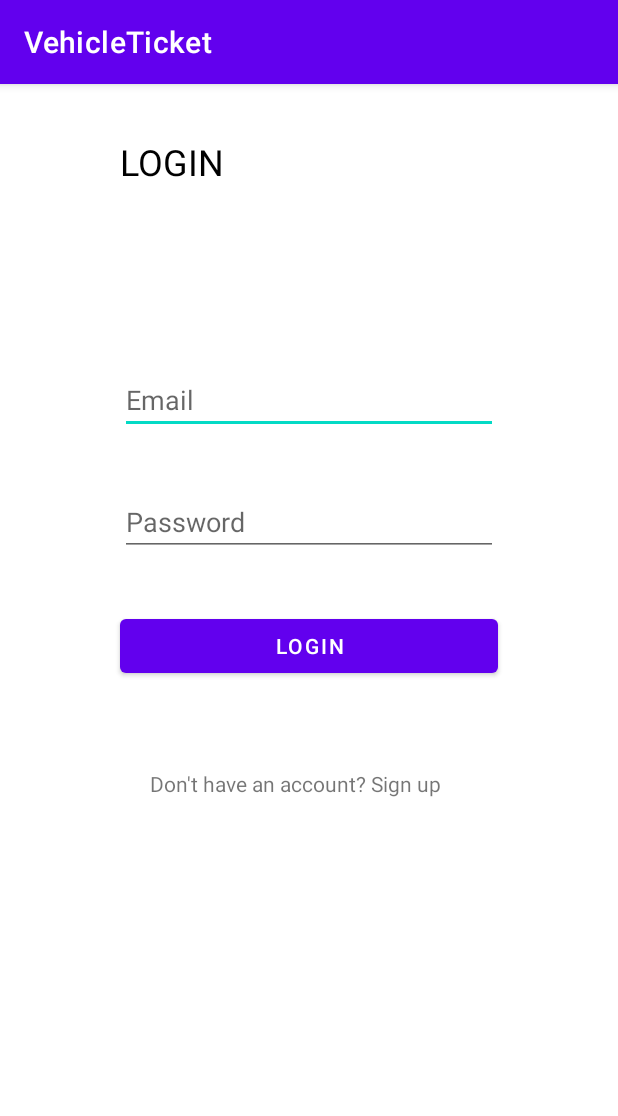
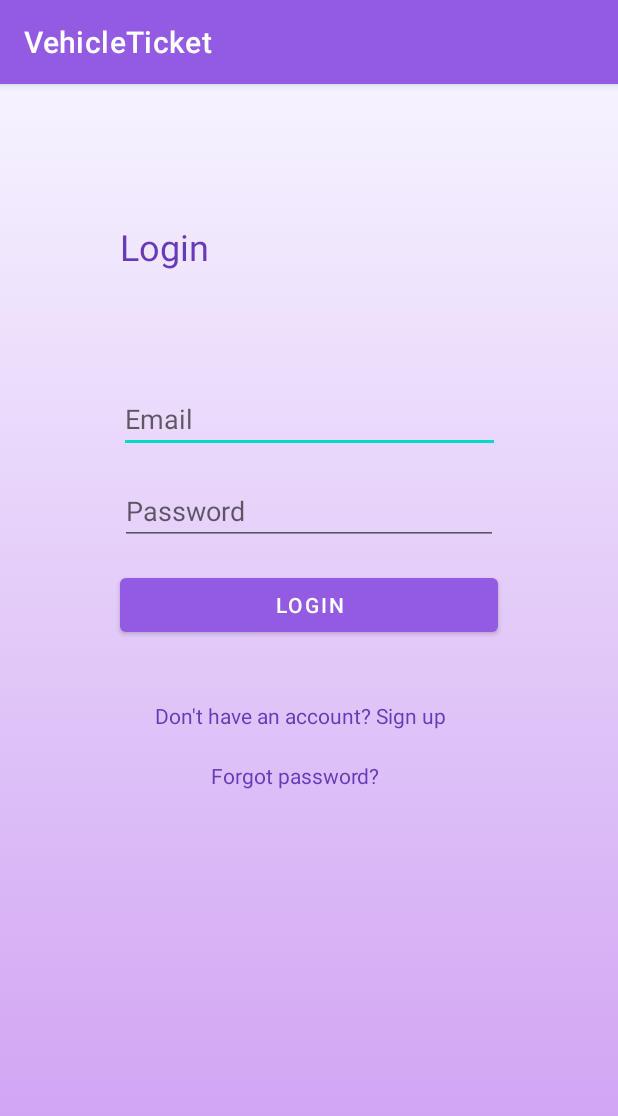
Before and after one commit to samin-taheri/Vehicle-Ticket-Application, an Android app: the LoginActivity screen opened directly, with no data from a screen before it, on a phone screen of 412 x 824 dp. Shown: the top 1116 px of the screen. Run offline under Robolectric (Android 15) with nearby library versions, the phone set to English and light mode, and no system bars; our stand-ins replace Firebase (no records; nobody signed in at launch, a user with empty details on screens opened directly).

Commit message:
login and signup

```diff
--- a/VehicleTicket/app/src/main/AndroidManifest.xml
+++ b/VehicleTicket/app/src/main/AndroidManifest.xml
@@ -9,6 +9,7 @@
         android:roundIcon="@mipmap/ic_launcher_round"
         android:supportsRtl="true"
         android:theme="@style/Theme.VehicleTicket">
+        <activity android:name=".ResetPasswordActivity"></activity>
         <activity android:name=".RegisterActivity">
             <intent-filter>
                 <action android:name="android.intent.action.MAIN" />
@@ -17,9 +18,7 @@
             </intent-filter>
         </activity>
         <activity android:name=".LoginActivity" />
-        <activity android:name=".MainActivity">
-
-        </activity>
+        <activity android:name=".MainActivity"></activity>
     </application>
 
 </manifest>
--- a/VehicleTicket/app/src/main/java/com/example/vehicleticket/LoginActivity.java
+++ b/VehicleTicket/app/src/main/java/com/example/vehicleticket/LoginActivity.java
@@ -37,6 +37,10 @@ public class LoginActivity extends AppCompatActivity {
         Intent intent = new Intent(this,RegisterActivity.class);
         startActivity(intent);
     }
+    public void navigateResetPassword(View view){
+        Intent intent = new Intent(this, ResetPasswordActivity.class);
+        startActivity(intent);
+    }
 
     public void login(View view){
         EditText editTextEmail = (EditText) findViewById(R.id.login_editTextEmail);
--- a/VehicleTicket/app/src/main/java/com/example/vehicleticket/RegisterActivity.java
+++ b/VehicleTicket/app/src/main/java/com/example/vehicleticket/RegisterActivity.java
@@ -45,12 +45,14 @@ public class RegisterActivity extends AppCompatActivity {
         if (!password.equals(confirmPassword)){
             Toast.makeText(RegisterActivity.this, "Passwords don't match.", Toast.LENGTH_SHORT).show();
         }else{
+            Intent mainIntent = new Intent(this, MainActivity.class);
             mAuth.createUserWithEmailAndPassword(email,password).addOnCompleteListener(this, new OnCompleteListener<AuthResult>() {
                 @Override
                 public void onComplete(@NonNull Task<AuthResult> task) {
                     if (task.isSuccessful()){
                         FirebaseUser user = mAuth.getCurrentUser();
-                        System.out.println(user.getEmail());
+                       // System.out.println(user.getEmail());
+                        startActivity(mainIntent);
                     }else{
                         Toast.makeText(RegisterActivity.this, task.getException().getMessage(), Toast.LENGTH_SHORT).show();
                     }
--- /dev/null
+++ b/VehicleTicket/app/src/main/res/drawable/gradient_background.xml
@@ -0,0 +1,13 @@
+<?xml version="1.0" encoding="utf-8"?>
+<selector xmlns:android="http://schemas.android.com/apk/res/android">
+
+    <item>
+        <shape>
+            <gradient android:angle="90"
+                android:startColor="#cd9cf2"
+                android:endColor="#f6f3ff"
+                android:type="linear"/>
+        </shape>
+    </item>
+
+</selector>
--- a/VehicleTicket/app/src/main/res/layout/activity_login.xml
+++ b/VehicleTicket/app/src/main/res/layout/activity_login.xml
@@ -4,23 +4,25 @@
     xmlns:tools="http://schemas.android.com/tools"
     android:layout_width="match_parent"
     android:layout_height="match_parent"
-    tools:context=".LoginActivity">
+    tools:context=".LoginActivity"
+    android:background="@drawable/gradient_background">
 
     <EditText
         android:id="@+id/login_editTextEmail"
-        android:layout_width="0dp"
-        android:layout_height="wrap_content"
+        android:layout_width="254dp"
+        android:layout_height="41dp"
         android:layout_marginStart="80dp"
         android:layout_marginLeft="80dp"
-        android:layout_marginTop="120dp"
+        android:layout_marginTop="80dp"
         android:layout_marginEnd="80dp"
         android:layout_marginRight="80dp"
         android:layout_marginBottom="36dp"
+        android:ems="10"
         android:hint="Email"
-        android:ems="10"
         android:inputType="textEmailAddress"
         app:layout_constraintBottom_toTopOf="@+id/login_editTextPassword"
         app:layout_constraintEnd_toEndOf="parent"
+        app:layout_constraintHorizontal_bias="0.666"
         app:layout_constraintStart_toStartOf="parent"
         app:layout_constraintTop_toBottomOf="@+id/textView3" />
 
@@ -30,29 +32,31 @@
         android:layout_height="wrap_content"
         android:layout_marginStart="80dp"
         android:layout_marginLeft="80dp"
-        android:layout_marginTop="35dp"
+        android:layout_marginTop="92dp"
         android:layout_marginEnd="80dp"
         android:layout_marginRight="80dp"
-        android:text="LOGIN"
-        android:textColor="#000000"
+        android:text="Login"
+        android:textColor="#673AB7"
         android:textSize="24sp"
         app:layout_constraintEnd_toEndOf="parent"
+        app:layout_constraintHorizontal_bias="0.0"
         app:layout_constraintStart_toStartOf="parent"
         app:layout_constraintTop_toTopOf="parent" />
 
     <EditText
         android:id="@+id/login_editTextPassword"
         android:layout_width="0dp"
-        android:hint="Password"
         android:layout_height="wrap_content"
         android:layout_marginStart="80dp"
         android:layout_marginLeft="80dp"
-        android:layout_marginTop="36dp"
+        android:layout_marginTop="16dp"
         android:layout_marginEnd="80dp"
         android:layout_marginRight="80dp"
         android:ems="10"
+        android:hint="Password"
         android:inputType="textPassword"
         app:layout_constraintEnd_toEndOf="parent"
+        app:layout_constraintHorizontal_bias="0.0"
         app:layout_constraintStart_toStartOf="parent"
         app:layout_constraintTop_toBottomOf="@+id/login_editTextEmail" />
 
@@ -62,19 +66,20 @@
         android:layout_height="wrap_content"
         android:layout_marginStart="80dp"
         android:layout_marginLeft="80dp"
-        android:layout_marginTop="36dp"
-        android:onClick="login"
+        android:layout_marginTop="16dp"
         android:layout_marginEnd="80dp"
         android:layout_marginRight="80dp"
+        android:onClick="login"
         android:text="LOGIN"
         app:layout_constraintEnd_toEndOf="parent"
+        app:layout_constraintHorizontal_bias="1.0"
         app:layout_constraintStart_toStartOf="parent"
         app:layout_constraintTop_toBottomOf="@+id/login_editTextPassword" />
 
     <TextView
         android:id="@+id/textViewSignUp"
-        android:layout_width="0dp"
-        android:layout_height="wrap_content"
+        android:layout_width="229dp"
+        android:layout_height="24dp"
         android:layout_marginStart="100dp"
         android:layout_marginLeft="100dp"
         android:layout_marginTop="40dp"
@@ -82,9 +87,26 @@
         android:layout_marginRight="60dp"
         android:layout_marginBottom="274dp"
         android:onClick="navigateUser"
-        android:text="Don't have an account? Sign up"
+        android:text="Don't have an account? Sign up "
+        android:textColor="#673AB7"
+        android:textColorLink="#FFFFFF"
         app:layout_constraintBottom_toBottomOf="parent"
         app:layout_constraintEnd_toEndOf="parent"
+        app:layout_constraintHorizontal_bias="0.136"
         app:layout_constraintStart_toStartOf="parent"
-        app:layout_constraintTop_toBottomOf="@+id/login_Button" />
+        app:layout_constraintTop_toBottomOf="@+id/login_Button"
+        app:layout_constraintVertical_bias="0.0" />
+
+    <TextView
+        android:id="@+id/textView4"
+        android:layout_width="154dp"
+        android:layout_height="21dp"
+        android:layout_marginTop="16dp"
+        android:text="Forgot password?"
+        android:onClick="navigateResetPassword"
+        android:textColor="#673AB7"
+        app:layout_constraintEnd_toEndOf="parent"
+        app:layout_constraintHorizontal_bias="0.544"
+        app:layout_constraintStart_toStartOf="parent"
+        app:layout_constraintTop_toBottomOf="@+id/textViewSignUp" />
 </androidx.constraintlayout.widget.ConstraintLayout>
--- a/VehicleTicket/app/src/main/res/values/colors.xml
+++ b/VehicleTicket/app/src/main/res/values/colors.xml
@@ -1,8 +1,8 @@
 <?xml version="1.0" encoding="utf-8"?>
 <resources>
     <color name="purple_200">#FFBB86FC</color>
-    <color name="purple_500">#FF6200EE</color>
-    <color name="purple_700">#FF3700B3</color>
+    <color name="purple_500">#925BE1</color>
+    <color name="purple_700">#512CA3</color>
     <color name="teal_200">#FF03DAC5</color>
     <color name="teal_700">#FF018786</color>
     <color name="black">#FF000000</color>
```
Also changed, not shown: VehicleTicket/app/src/main/java/com/example/vehicleticket/MainActivity.java (+25 -2 lines), VehicleTicket/app/src/main/java/com/example/vehicleticket/ResetPasswordActivity.java (added, +59 -0 lines), VehicleTicket/app/src/main/res/layout/activity_main.xml (+12 -8 lines), VehicleTicket/app/src/main/res/layout/activity_register.xml (+18 -13 lines), VehicleTicket/app/src/main/res/layout/activity_reset_password.xml (added, +47 -0 lines).
